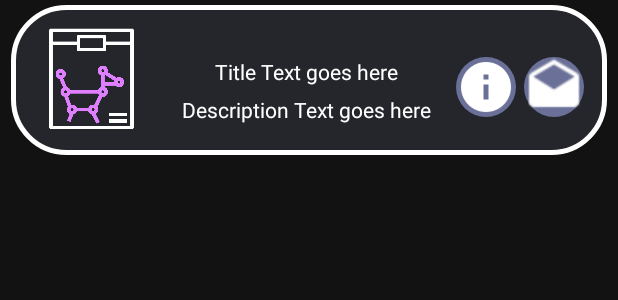
After one commit to georgecodesdev/skylite, an Android app: the layout fragment_calendar_event_infomation_list_item.xml on its own in the app's theme, with its tools: preview values and no code run, on a phone screen of 412 x 824 dp. The commit adds this screen. Shown: the top 300 px of the screen. Run offline under Robolectric (Android 15) with nearby library versions, the phone set to English and light mode, and no system bars.

Commit message:
Calendar Screen integrated with data

```diff
--- a/app/src/main/java/com/example/skylite/Services/EventsService.java
+++ b/app/src/main/java/com/example/skylite/Services/EventsService.java
@@ -133,7 +133,7 @@ public class EventsService implements IEventsService {
     @Override
     public List<Event> getEventsByDate(String date){
         return this._events.stream()
-                .filter(d -> d.getDate() ==  date)
+                .filter(d -> d.getDate().equals(date))
                 .collect(Collectors.toList());
     }
 
@@ -141,6 +141,4 @@ public class EventsService implements IEventsService {
     public SimpleDateFormat getDateFormat(){
         return this.format;
     }
-
-
 }
--- a/app/src/main/res/layout/activity_calendar.xml
+++ b/app/src/main/res/layout/activity_calendar.xml
@@ -5,6 +5,10 @@
     android:layout_height="match_parent"
     tools:context="com.example.skylite.Activities.ActivityCalendar"
     android:background="@color/screenBackground">
+
+    <ScrollView
+        android:layout_width="fill_parent"
+        android:layout_height="wrap_content">
 
         <LinearLayout
             android:layout_width="fill_parent"
@@ -49,6 +53,6 @@
                 android:layout_width="wrap_content"
                 android:layout_height="wrap_content"
                 android:orientation="vertical"/>
-
         </LinearLayout>
+    </ScrollView>
 </RelativeLayout>
--- /dev/null
+++ b/app/src/main/res/layout/fragment_calendar_event_infomation_list_item.xml
@@ -0,0 +1,81 @@
+<?xml version="1.0" encoding="utf-8"?>
+<FrameLayout xmlns:android="http://schemas.android.com/apk/res/android"
+    xmlns:tools="http://schemas.android.com/tools"
+    android:layout_width="fill_parent"
+    android:layout_height="match_parent"
+    tools:context="com.example.skylite.Fragments.fragmentCalendarEventInfomationListItem">
+
+    <RelativeLayout
+        android:layout_width="fill_parent"
+        android:layout_height="100dp"
+        android:background="@drawable/border"
+        android:layout_marginLeft="7dp"
+        android:layout_marginRight="7dp"
+        android:layout_marginTop="3dp"
+        android:layout_marginBottom="3dp">
+        <LinearLayout
+            android:orientation="horizontal"
+            android:layout_width="fill_parent"
+            android:layout_height="wrap_content">
+            <ImageView
+                android:paddingTop="10dp"
+                android:layout_width="300dp"
+                android:layout_height="fill_parent"
+                android:id="@+id/constellationImage"
+                android:layout_gravity="left"
+                android:layout_weight="0.6"
+                android:src="@drawable/constellation_icon"/>
+            <LinearLayout
+                android:layout_width="match_parent"
+                android:layout_height="fill_parent"
+                android:layout_gravity="right"
+                android:orientation="vertical"
+                android:layout_centerInParent="true"
+                android:layout_weight="0.5">
+
+                <TextView
+                    android:id="@+id/constellationEventDate"
+                    android:layout_width="fill_parent"
+                    android:layout_height="20dp"
+                    android:gravity="center"
+                    android:layout_marginTop="30dp"
+                    android:textColor="@color/whiteText"
+                    android:text="Title Text goes here"/>
+
+                <TextView
+                    android:id="@+id/constellationDescription"
+                    android:layout_width="fill_parent"
+                    android:layout_height="20dp"
+                    android:gravity="center"
+                    android:layout_centerInParent="true"
+                    android:layout_marginTop="5dp"
+                    android:textColor="@color/whiteText"
+                    android:text="Description Text goes here"/>
+            </LinearLayout>
+
+            <ImageView
+                android:id="@+id/moreInfoButton"
+                android:background="@drawable/round_circle"
+                android:src="@drawable/info_white"
+                android:layout_width="40dp"
+                android:layout_height="40dp"
+                android:gravity="center"
+                android:layout_marginTop="30dp"
+                android:layout_marginBottom="30dp"
+                android:layout_marginRight="5dp" />
+
+            <ImageView
+                android:id="@+id/emailShareButton"
+                android:layout_width="40dp"
+                android:layout_height="40dp"
+                android:gravity="center"
+                android:background="@drawable/round_circle"
+                android:src="@drawable/share_email"
+                android:layout_marginTop="30dp"
+                android:layout_marginBottom="30dp"
+                android:layout_marginRight="5dp"/>
+        </LinearLayout>
+    </RelativeLayout>
+
+
+</FrameLayout>
```
Also changed, not shown: app/src/main/java/com/example/skylite/Activities/ActivityCalendar.java (+59 -35 lines), app/src/main/java/com/example/skylite/Fragments/FragmentCalendarEventInformation.java (+5 -10 lines), app/src/main/java/com/example/skylite/Fragments/fragmentCalendarEventInfomationListItem.java (added, +126 -0 lines), app/src/main/java/com/example/skylite/Model/ModelConstellationDateTimeInfo.java (deleted, +0 -17 lines), app/src/main/res/drawable-v24/share_email.png (added), app/src/main/res/values/strings.xml (line endings or trailing spaces). Lines whose indentation alone changed are shown as unchanged.
